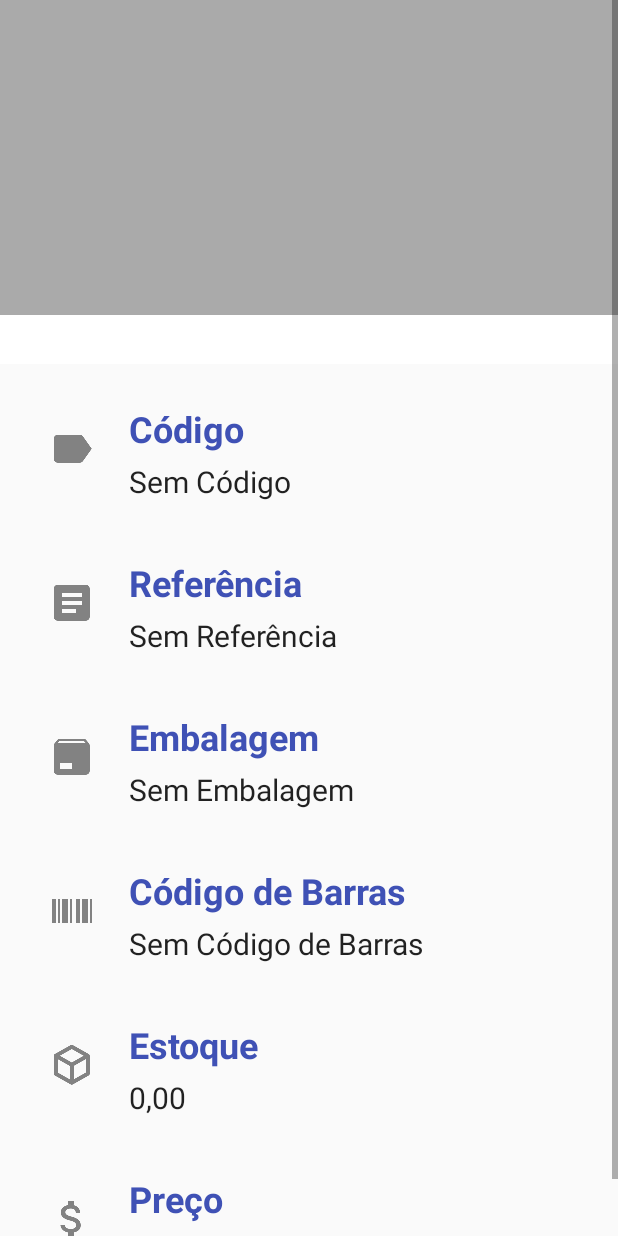
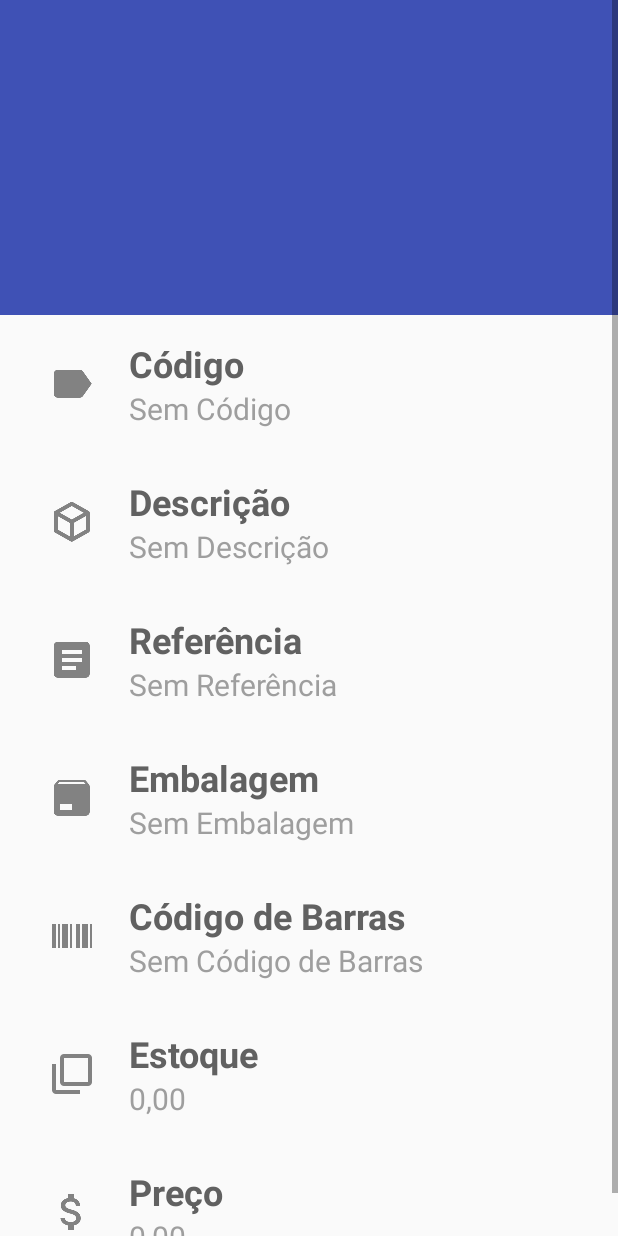
Before and after one commit to smiderle/kratos, an Android app: the layout view_product_details.xml on its own in the app's theme, with its tools: preview values and no code run, on a phone screen of 412 x 824 dp. Run offline under Robolectric (Android 15) with nearby library versions, the phone set to English and light mode, and no system bars; network calls fail.

Commit message:
Alteração UX.  - Removido o shadow botton do action bar  - Alterado as cores das fontes  - etc.

```diff
--- a/app/src/main/java/br/com/doubletouch/vendasup/presentation/view/fragment/ProductDetailsFragment.java
+++ b/app/src/main/java/br/com/doubletouch/vendasup/presentation/view/fragment/ProductDetailsFragment.java
@@ -45,8 +45,8 @@ public class ProductDetailsFragment extends BaseFragment implements ProductDetai
     @InjectView(R.id.iv_cover)
     ImageView iv_cover;
 
-    @InjectView(R.id.tv_fullname)
-    TextView tv_fullname;
+    @InjectView(R.id.tv_product_description)
+    TextView tv_product_description;
 
     @InjectView(R.id.tv_product_code)
     TextView tv_product_code;
@@ -135,7 +135,7 @@ public class ProductDetailsFragment extends BaseFragment implements ProductDetai
         if(product != null){
             imageLoader.displayImage(product.getPictureUrl(), this.iv_cover);
             //this.iv_cover.setImageUrl(product.getPictureUrl());
-            this.tv_fullname.setText(product.getDescription());
+            this.tv_product_description.setText(product.getDescription());
             this.tv_product_code.setText(product.getProductID());
             this.tv_product_barcode.setText(product.getBarcode());
             this.tv_product_reference.setText(product.getReference());
--- a/app/src/main/res/layout/fragment_product_list.xml
+++ b/app/src/main/res/layout/fragment_product_list.xml
@@ -1,16 +1,13 @@
 <?xml version="1.0" encoding="utf-8"?>
 <RelativeLayout xmlns:android="http://schemas.android.com/apk/res/android"
     android:layout_width="match_parent"
-    android:layout_height="match_parent"
-    android:paddingLeft="@dimen/activity_padding_left"
-    android:paddingRight="@dimen/activity_padding_right">
+    android:layout_height="match_parent">
 
     <android.support.v7.widget.RecyclerView
         android:id="@+id/rv_users"
         android:scrollbars="vertical"
         android:layout_width="match_parent"
         android:layout_height="match_parent"
-
         />
 
     <include
--- a/app/src/main/res/layout/row_product.xml
+++ b/app/src/main/res/layout/row_product.xml
@@ -7,7 +7,9 @@
     android:orientation="horizontal"
     android:paddingTop="@dimen/lv_row_padding_top"
     android:paddingBottom="@dimen/lv_row_padding_botton"
-    android:background="@color/background_material_light">
+    android:paddingLeft="@dimen/activity_padding_left"
+    android:paddingRight="@dimen/activity_padding_right"
+    android:background="@drawable/selector_listview">
 
     <RelativeLayout
         android:layout_width="fill_parent"
--- a/app/src/main/res/layout/view_product_details.xml
+++ b/app/src/main/res/layout/view_product_details.xml
@@ -16,46 +16,7 @@
             android:id="@+id/iv_cover"
             android:layout_width="match_parent"
             android:layout_height="@dimen/iv_height_main"
-            android:background="@android:color/darker_gray"/>
-
-        <TextView
-            android:id="@+id/tv_fullname"
-            style="@style/AppTheme.TextViewHeader"/>
-
-        <!-- RelativeLayout
-            android:layout_width="match_parent"
-            android:layout_height="match_parent"
-            android:padding="@dimen/lv_row_icon_padding">
-                <ImageView
-                    android:layout_width="wrap_content"
-                    android:layout_height="wrap_content"
-                    android:src="@drawable/ic_label"
-                    android:layout_alignParentTop="true"
-                    android:layout_alignParentLeft="true"
-                    android:layout_alignParentStart="true"
-                    android:layout_marginLeft="33dp"
-                    android:layout_marginStart="33dp"
-                    android:id="@+id/imageView" />
-
-            <TextView
-                android:text="@string/tv_product_code"
-                style="@style/AppTheme.TextViewTitle"
-                android:id="@+id/tv_produto_codigo"
-                android:layout_alignParentTop="true"
-                android:layout_toRightOf="@+id/imageView"
-                android:layout_toEndOf="@+id/imageView"
-                android:layout_marginLeft="22dp"
-                android:layout_marginStart="22dp" />
-
-            <TextView
-                android:layout_width="wrap_content"
-                android:layout_height="wrap_content"
-                android:id="@+id/tv_product_code"
-                android:layout_below="@+id/tv_produto_codigo"
-                android:layout_alignLeft="@+id/tv_produto_codigo"
-                android:layout_alignStart="@+id/tv_produto_codigo" />
-
-        </RelativeLayout -->
+            android:background="@color/indigo_500"/>
 
         <LinearLayout
             android:layout_width="match_parent"
@@ -95,6 +56,40 @@
                     android:layout_below="@+id/tv_product_id"
                     android:layout_alignLeft="@+id/tv_product_id"
                     android:layout_alignStart="@+id/tv_product_id" />
+
+            </RelativeLayout>
+
+            <RelativeLayout
+                android:layout_width="match_parent"
+                android:layout_height="wrap_content"
+                android:paddingTop="@dimen/lv_row_padding_top"
+                android:paddingBottom="@dimen/lv_row_padding_botton">
+                <ImageView
+                    android:id="@+id/imageDescription"
+                    android:layout_width="wrap_content"
+                    android:layout_height="wrap_content"
+                    android:src="@drawable/ic_cube_outline"
+                    android:layout_centerVertical="true"
+                    android:layout_alignParentLeft="true"
+                    android:layout_alignParentStart="true" />
+
+                <TextView
+                    android:id="@+id/tv_product_description_title"
+                    android:text="@string/tv_product_description"
+                    style="@style/AppTheme.TextViewPrimary"
+                    android:layout_alignParentTop="true"
+                    android:layout_toRightOf="@+id/imageDescription"
+                    android:layout_toEndOf="@+id/imageDescription"
+                    android:layout_marginLeft="22dp"
+                    android:layout_marginStart="22dp" />
+
+                <TextView
+                    android:id="@+id/tv_product_description"
+                    style="@style/AppTheme.TextViewSecundary"
+                    android:text="@string/tv_default_product_description"
+                    android:layout_below="@+id/tv_product_description_title"
+                    android:layout_alignLeft="@+id/tv_product_description_title"
+                    android:layout_alignStart="@+id/tv_product_description_title" />
 
             </RelativeLayout>
 
@@ -213,7 +208,7 @@
                     android:id="@+id/imageStock"
                     android:layout_width="wrap_content"
                     android:layout_height="wrap_content"
-                    android:src="@drawable/ic_cube_outline"
+                    android:src="@drawable/ic_checkbox_multiple_blank_outline"
                     android:layout_centerVertical="true"
                     android:layout_alignParentLeft="true"
                     android:layout_alignParentStart="true" />
--- a/app/src/main/res/values/styles.xml
+++ b/app/src/main/res/values/styles.xml
@@ -36,31 +36,26 @@
     <style name="AppTheme.TextViewPrimary">
         <item name="android:layout_width">match_parent</item>
         <item name="android:layout_height">wrap_content</item>
-        <item name="android:layout_marginTop">@dimen/header_margin</item>
         <item name="android:textStyle">bold</item>
         <item name="android:textSize">@dimen/font_size_h5</item>
-        <item name="android:textColor">@color/indigo_500</item>
+        <item name="android:textColor">@color/grey_700</item>
     </style>
 
     <style name="AppTheme.TextViewSecundary">
         <item name="android:layout_width">match_parent</item>
         <item name="android:layout_height">wrap_content</item>
-        <item name="android:layout_marginTop">@dimen/header_margin</item>
         <item name="android:textSize">@dimen/font_size_h3</item>
+        <item name="android:textColor">@color/grey_500</item>
     </style>
 
-    <style name="AppTheme.TextViewInListViewPrimary">
+    <style name="AppTheme.TextViewInListViewPrimary" parent="AppTheme.TextViewPrimary">
         <item name="android:layout_width">wrap_content</item>
         <item name="android:layout_height">wrap_content</item>
-        <item name="android:textSize">@dimen/font_size_h5</item>
-        <item name="android:textColor">@color/material_blue_grey_800</item>
     </style>
 
-    <style name="AppTheme.TextViewInListViewSecundory">
+    <style name="AppTheme.TextViewInListViewSecundory" parent="AppTheme.TextViewSecundary">
         <item name="android:layout_width">wrap_content</item>
         <item name="android:layout_height">wrap_content</item>
-        <item name="android:textSize">@dimen/font_size_h3</item>
-        <item name="android:textColor">@color/grey_600</item>
     </style>
 
     <!--
@@ -69,14 +64,14 @@
      -->
     <style name="AppTheme.Kratos.Light" parent="Theme.AppCompat.Light.DarkActionBar">
         <item name="actionBarStyle">@style/Kratos.ActionBar</item>
-
+        <!-- Remove a sombra de baixo do action bar -->
+        <item name="android:windowContentOverlay">@null</item>
     </style>
 
     <!-- Action bar -->
     <style name="Kratos.ActionBar" parent="Widget.AppCompat.ActionBar.Solid">
         <item name="titleTextStyle">@style/Kratos.Actionbar.Title</item>
         <item name="background">@color/indigo_500</item>
-
     </style>
 
     <!-- Texto do ActionBar -->
```
Also changed, not shown: app/src/main/java/br/com/doubletouch/vendasup/presentation/view/activity/ProductListActivity.java (+0 -28 lines), app/src/main/res/drawable/selector_listview.xml (added, +7 -0 lines), app/src/main/res/drawable-hdpi/ic_checkbox_multiple_blank_outline.png (added), app/src/main/res/drawable-ldpi/ic_checkbox_multiple_blank_outline.png (added), app/src/main/res/drawable-mdpi/ic_checkbox_multiple_blank_outline.png (added), app/src/main/res/drawable-xhdpi/ic_checkbox_multiple_blank_outline.png (added), app/src/main/res/drawable-xxhdpi/ic_checkbox_multiple_blank_outline.png (added).
